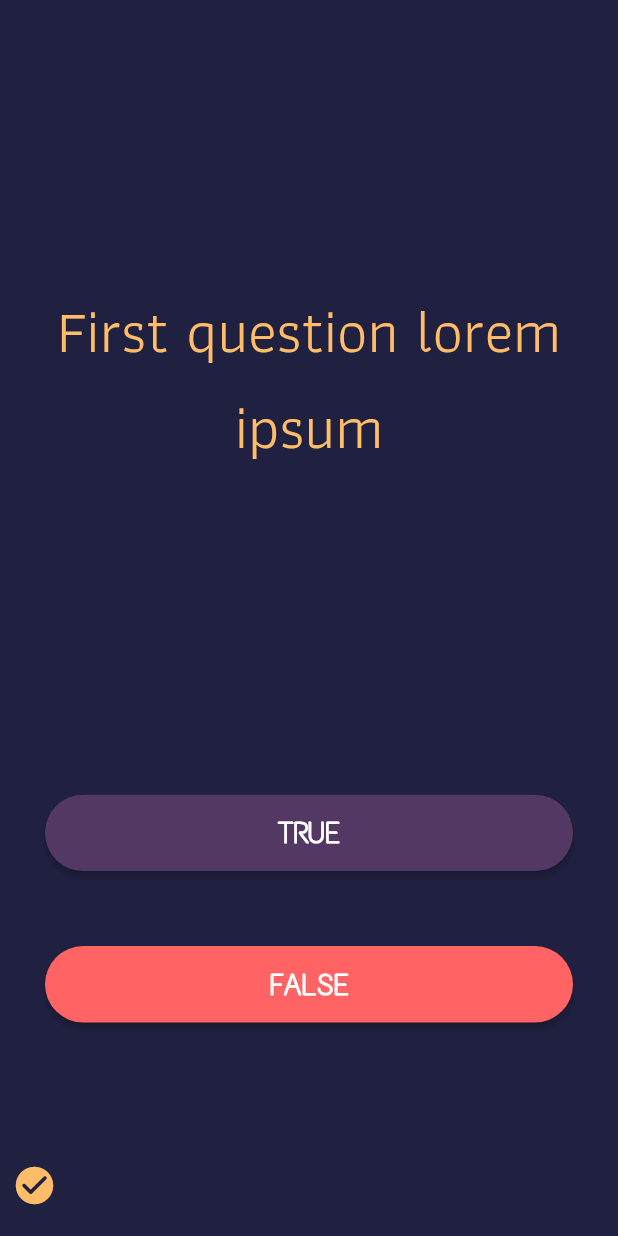
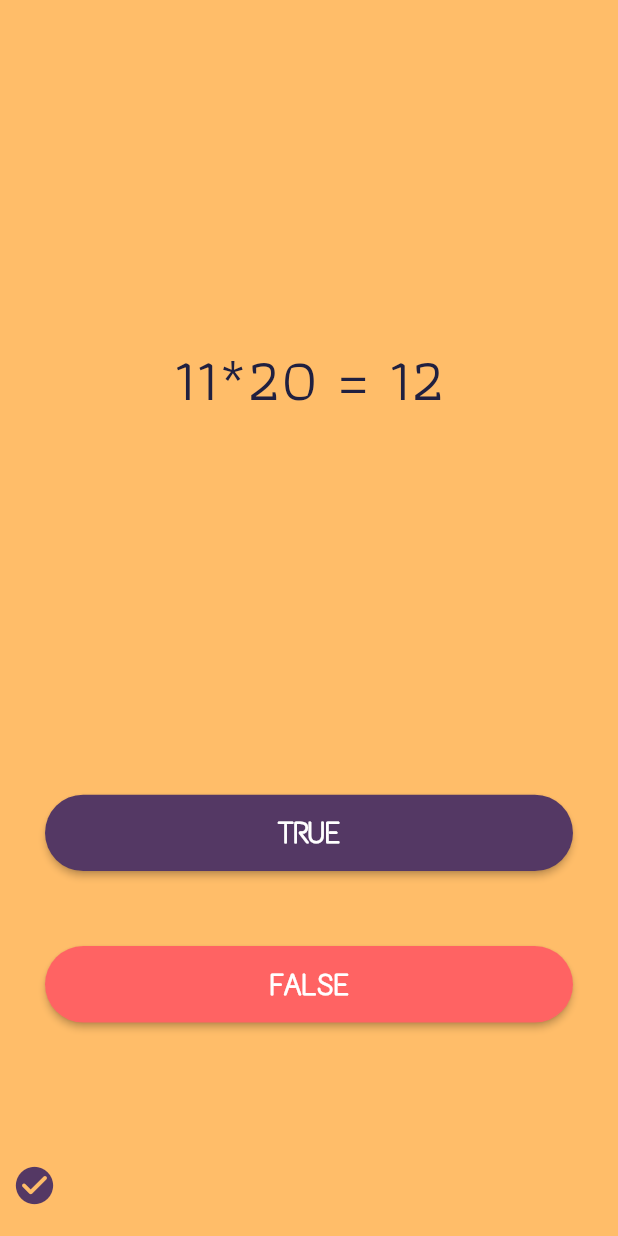
Before and after one commit to dvsu/quizzy, a Flutter app: the screen it shows after launch, after a tap on "TRUE", on a phone screen of 412 x 824 dp. Run offline on Flutter 3.47's test engine with Material 2 defaults, Android fonts, the phone set to English and light mode, and no system bars.

Commit message:
Simulate test questions

```diff
--- a/lib/main.dart
+++ b/lib/main.dart
@@ -1,5 +1,6 @@
 import 'package:flutter/cupertino.dart';
 import 'package:flutter/material.dart';
+import 'question.dart';
 
 void main() {
   runApp(MaterialApp(
@@ -19,9 +20,18 @@ class QuizPage extends StatefulWidget {
 class _QuizPageState extends State<QuizPage> {
   List<Icon> scoreKeeper = [];
 
-  static Color mainThemeColor = Color(0xff202040);
+  List<Question> questionList = [
+    Question(question: '1+1 = 2', answer: true),
+    Question(question: '11*20 = 12', answer: false),
+    Question(question: '11/5 = 2', answer: false),
+    Question(question: '12*2 = 144', answer: true),
+  ];
+
+  int questionNumber = 0;
+
+  static Color mainThemeColor = Color(0xffFFBD69);
   static Color subThemeColor = Color(0xff543864);
-  static Color mainContentColor = Color(0xffFFBD69);
+  static Color mainContentColor = Color(0xff202040);
   static Color subContentColor = Color(0xffFF6363);
 
   Color pageBackgroundColor = mainThemeColor;
@@ -30,14 +40,14 @@ class _QuizPageState extends State<QuizPage> {
   Color trueButtonOverlayColor = Color(0xff9172a3);
   Color falseButtonColor = subContentColor;
   Color falseButtonOverlayColor = Color(0xfff79999);
-  Color correctIconColor = mainContentColor;
+  Color correctIconColor = subThemeColor;
   Color falseIconColor = subContentColor;
 
   Container questionText() {
     return Container(
       alignment: Alignment.center,
       child: Text(
-        'First question lorem ipsum ',
+        questionList[questionNumber].questionText ?? '',
         textAlign: TextAlign.center,
         style: TextStyle(
           color: questionColor,
@@ -49,7 +59,10 @@ class _QuizPageState extends State<QuizPage> {
   }
 
   Padding answerButton(
-      {String? buttonText, Color? backgroundColor, Color? overlayColor}) {
+      {String? buttonText,
+      bool? userAnswer,
+      Color? backgroundColor,
+      Color? overlayColor}) {
     return Padding(
       padding: const EdgeInsets.symmetric(
         horizontal: 30.0,
@@ -57,8 +70,14 @@ class _QuizPageState extends State<QuizPage> {
       ),
       child: ElevatedButton(
         onPressed: () {
-          scoreKeeper.add(correctIcon());
-          setState(() {});
+          if (questionList[questionNumber].questionAnswer == userAnswer) {
+            scoreKeeper.add(correctIcon());
+          } else {
+            scoreKeeper.add(falseIcon());
+          }
+          setState(() {
+            questionNumber++;
+          });
         },
         style: ButtonStyle(
           shape: MaterialStateProperty.all(
@@ -86,6 +105,7 @@ class _QuizPageState extends State<QuizPage> {
   Padding trueButton() {
     return answerButton(
         buttonText: 'TRUE',
+        userAnswer: true,
         backgroundColor: trueButtonColor,
         overlayColor: trueButtonOverlayColor);
   }
@@ -93,6 +113,7 @@ class _QuizPageState extends State<QuizPage> {
   Padding falseButton() {
     return answerButton(
         buttonText: 'FALSE',
+        userAnswer: false,
         backgroundColor: falseButtonColor,
         overlayColor: falseButtonOverlayColor);
   }
--- /dev/null
+++ b/lib/question.dart
@@ -0,0 +1,9 @@
+class Question {
+  String? questionText;
+  bool? questionAnswer;
+
+  Question({String? question, bool? answer}) {
+    questionText = question ?? '';
+    questionAnswer = answer ?? false;
+  }
+}
```
Also changed, not shown: 1 other file.
